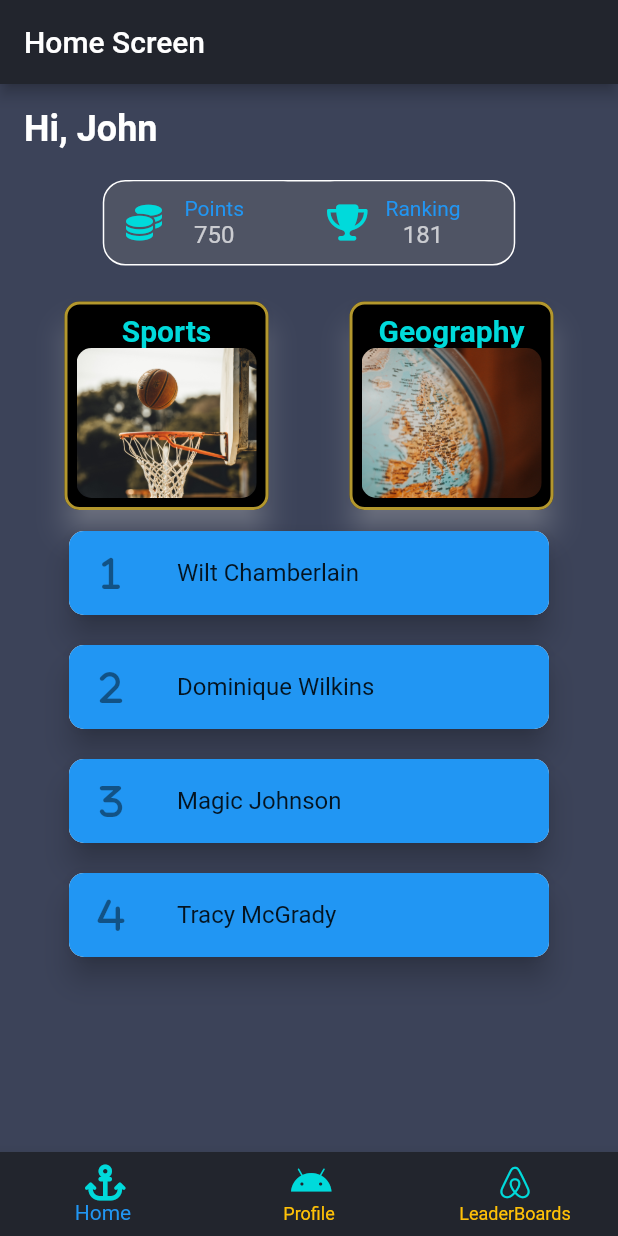
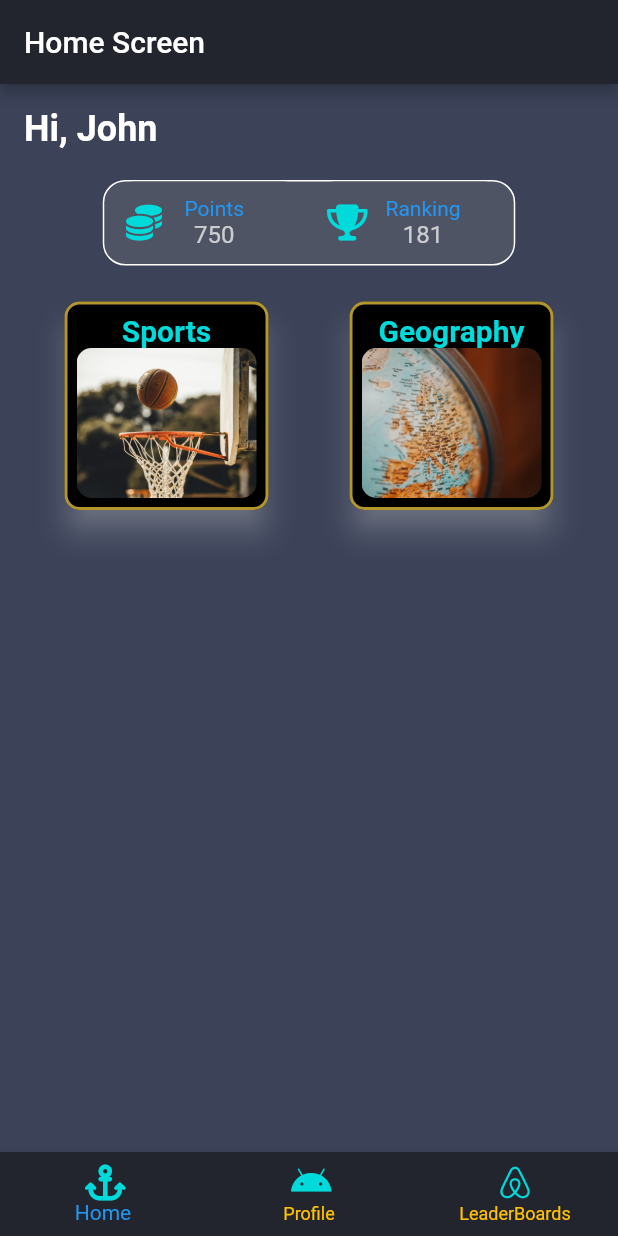
Before and after one commit to soulandbone/trivia_app, a Flutter app: the screen it shows after launch, on a phone screen of 412 x 824 dp. Run offline on Flutter 3.47's test engine with Material 2 defaults, Android fonts, the phone set to English and light mode, and no system bars; our stand-ins replace font_awesome_flutter, gap.

Commit message:
eliminated the list of questions in HomeScreen, now they are only in the Sports Category Card

```diff
--- a/lib/screens/home_screen.dart
+++ b/lib/screens/home_screen.dart
@@ -9,35 +9,6 @@ import '../widgets/composed_widgets/points_ranking.dart';
 
 class HomeScreen extends StatelessWidget {
   HomeScreen({super.key});
-
-  final List<int> numbers = [1, 2, 3, 4];
-  final Map<String, String> answers = {
-    '1': 'Wilt Chamberlain',
-    '2': 'Dominique Wilkins',
-    '3': 'Magic Johnson',
-    '4': 'Tracy McGrady'
-  };
-
-  final List<Map<String, dynamic>> questionsAnswers = [
-    {
-      'question': 'Who scored 100 points in a game',
-      'answers': {
-        '1': 'Wilt Chamberlain',
-        '2': 'Dominique Wilkins',
-        '3': 'Magic Johnson',
-        '4': 'Tracy McGrady'
-      },
-    },
-    {
-      'question': 'Who scored 60 in his last game in the NBA',
-      'answers': {
-        '1': 'Kobe Bryant',
-        '2': 'Larry Bird',
-        '3': 'Kareem Abdul-Jabbar',
-        '4': 'Vince Carter'
-      },
-    },
-  ];
 
   @override
   Widget build(BuildContext context) {
@@ -69,20 +40,6 @@ class HomeScreen extends StatelessWidget {
                   title: 'Geography', image: 'assets/images/geography.jpg')
             ],
           ),
-          Expanded(
-            child: ListView.builder(
-              itemCount: questionsAnswers[0]['answers']
-                  .length, // Need to see how to cycle through all the Questions with every new Screen. Needs to be dynamic
-              itemBuilder: (context, index) {
-                return Center(
-                    child: Answers(
-                  number: index,
-                  answerText:
-                      '${questionsAnswers[0]['answers']['${index + 1}']}', // The '0' needs to be dynamic for every new page of trivia
-                ));
-              },
-            ),
-          )
         ]),
       ),
     );
```
